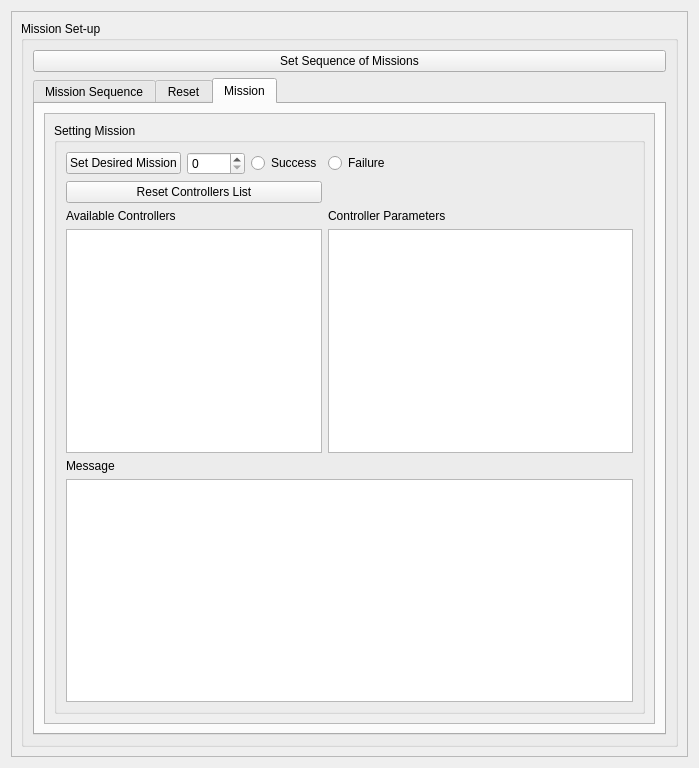
First picture: the form in gui/src/gui/choose_mission.ui, repository massimilianop/sml_under_development, before the edit.
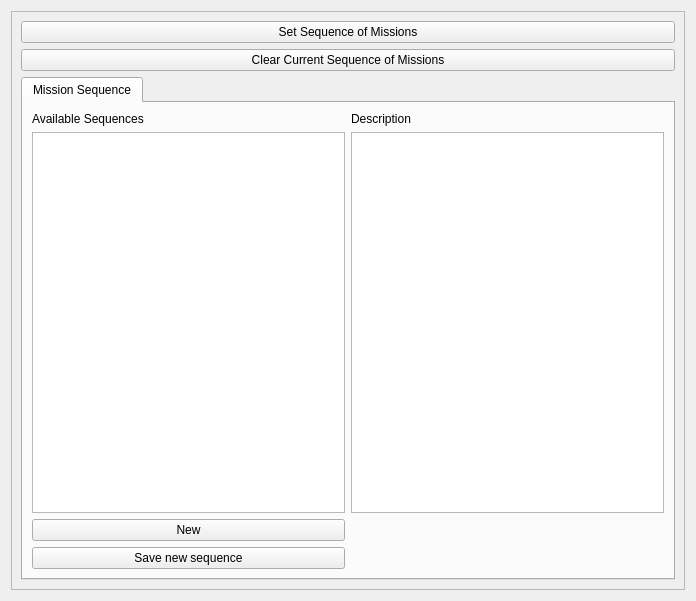
Second picture: the form after the edit.

Commit message: invoke methods on gui; make mission on gui jsonable gui

What changed in the file:
```diff
--- a/gui/src/gui/choose_mission.ui
+++ b/gui/src/gui/choose_mission.ui
@@ -6,8 +6,8 @@
    <rect>
     <x>0</x>
     <y>0</y>
-    <width>699</width>
-    <height>768</height>
+    <width>696</width>
+    <height>601</height>
    </rect>
   </property>
   <property name="windowTitle">
@@ -27,232 +27,71 @@
        <rect>
         <x>0</x>
         <y>0</y>
-        <width>679</width>
-        <height>748</height>
+        <width>676</width>
+        <height>581</height>
        </rect>
       </property>
       <layout class="QGridLayout" name="gridLayout_8">
-       <item row="0" column="0">
-        <widget class="QGroupBox" name="groupBox_7">
-         <property name="sizePolicy">
-          <sizepolicy hsizetype="Preferred" vsizetype="Ignored">
-           <horstretch>0</horstretch>
-           <verstretch>0</verstretch>
-          </sizepolicy>
-         </property>
-         <property name="title">
-          <string>Mission Set-up</string>
-         </property>
-         <layout class="QGridLayout" name="gridLayout_7">
-          <item row="0" column="0">
+       <item row="0" column="1">
            <widget class="QPushButton" name="SetSequenceMissions">
             <property name="text">
              <string>Set Sequence of Missions</string>
             </property>
            </widget>
           </item>
-          <item row="2" column="0">
+       <item row="1" column="1">
+        <widget class="QPushButton" name="pushButtonClearSequenceMissions">
+         <property name="text">
+          <string>Clear Current Sequence of Missions</string>
+         </property>
+        </widget>
+       </item>
+       <item row="2" column="1">
            <widget class="QTabWidget" name="tabWidget">
             <property name="currentIndex">
-             <number>2</number>
+          <number>0</number>
             </property>
             <widget class="QWidget" name="tab_2">
              <attribute name="title">
               <string>Mission Sequence</string>
              </attribute>
-             <layout class="QVBoxLayout" name="verticalLayout">
-              <item>
+          <layout class="QGridLayout" name="gridLayout_2">
+           <item row="0" column="0">
                <widget class="QLabel" name="label_5">
                 <property name="text">
                  <string>Available Sequences</string>
                 </property>
                </widget>
               </item>
-              <item>
-               <widget class="QListWidget" name="available_mission_sequences"/>
-              </item>
-              <item>
-               <widget class="QPushButton" name="new_sequence">
-                <property name="text">
-                 <string>New</string>
-                </property>
-               </widget>
-              </item>
-              <item>
-               <widget class="QPushButton" name="save_new_sequence">
-                <property name="text">
-                 <string>Save new sequence</string>
-                </property>
-               </widget>
-              </item>
-              <item>
+           <item row="1" column="1">
+            <widget class="QTextEdit" name="mission_sequence_description"/>
+           </item>
+           <item row="0" column="1">
                <widget class="QLabel" name="label_6">
                 <property name="text">
                  <string>Description</string>
                 </property>
                </widget>
               </item>
-              <item>
-               <widget class="QTextEdit" name="mission_sequence_description"/>
-              </item>
-             </layout>
-            </widget>
-            <widget class="QWidget" name="tab">
-             <attribute name="title">
-              <string>Reset</string>
-             </attribute>
-             <layout class="QFormLayout" name="formLayout">
               <item row="1" column="0">
-               <widget class="QPushButton" name="SetIrisNeutralValue">
-                <property name="text">
-                 <string>Set Iris Neutral Value</string>
-                </property>
-               </widget>
-              </item>
-              <item row="2" column="0">
-               <widget class="QLabel" name="label_8">
+            <widget class="QListWidget" name="available_mission_sequences"/>
+           </item>
+           <item row="5" column="0">
+            <widget class="QPushButton" name="save_new_sequence">
                 <property name="text">
-                 <string>Throttle Neutral</string>
+              <string>Save new sequence</string>
                 </property>
                </widget>
               </item>
-              <item row="3" column="0">
-               <widget class="QDoubleSpinBox" name="ThrottleNeutralValue">
-                <property name="decimals">
-                 <number>0</number>
-                </property>
-                <property name="minimum">
-                 <double>1000.000000000000000</double>
-                </property>
-                <property name="maximum">
-                 <double>1600.000000000000000</double>
-                </property>
-                <property name="singleStep">
-                 <double>10.000000000000000</double>
-                </property>
-                <property name="value">
-                 <double>1480.000000000000000</double>
-                </property>
-               </widget>
-              </item>
-              <item row="4" column="0">
-               <widget class="QPushButton" name="ResetIrisNeutralValue">
-                <property name="text">
-                 <string>Reset Iris Neutral Value</string>
-                </property>
-               </widget>
-              </item>
-              <item row="0" column="0">
-               <widget class="QLabel" name="label_4">
-                <property name="text">
-                 <string>Iris Neutral Value     </string>
-                </property>
-               </widget>
-              </item>
-              <item row="4" column="1">
-               <widget class="QSpinBox" name="TriggerInstantNeutral"/>
-              </item>
-             </layout>
-            </widget>
-            <widget class="QWidget" name="tab_3">
-             <attribute name="title">
-              <string>Mission</string>
-             </attribute>
-             <layout class="QGridLayout" name="gridLayout_5">
-              <item row="0" column="0">
-               <widget class="QScrollArea" name="scrollArea">
-                <property name="widgetResizable">
-                 <bool>true</bool>
-                </property>
-                <widget class="QWidget" name="scrollAreaWidgetContents">
-                 <property name="geometry">
-                  <rect>
-                   <x>0</x>
-                   <y>0</y>
-                   <width>611</width>
-                   <height>608</height>
-                  </rect>
-                 </property>
-                 <layout class="QGridLayout" name="gridLayout_2">
-                  <item row="0" column="0">
-                   <widget class="QGroupBox" name="groupBox_8">
-                    <property name="title">
-                     <string>Setting Mission</string>
-                    </property>
-                    <layout class="QGridLayout" name="gridLayout_3">
-                     <item row="0" column="0">
-                      <widget class="QPushButton" name="SetControllerButton">
-                       <property name="text">
-                        <string>Set Desired Mission</string>
-                       </property>
-                      </widget>
-                     </item>
-                     <item row="7" column="0">
-                      <widget class="QLabel" name="label_3">
-                       <property name="text">
-                        <string>Message</string>
-                       </property>
-                      </widget>
-                     </item>
-                     <item row="0" column="2">
-                      <widget class="QRadioButton" name="Success">
-                       <property name="text">
-                        <string>Success</string>
-                       </property>
-                      </widget>
-                     </item>
-                     <item row="8" column="0" colspan="4">
-                      <widget class="QTextEdit" name="ItemClickedMessage"/>
-                     </item>
-                     <item row="1" column="0" colspan="3">
-                      <widget class="QPushButton" name="ResetControllersList">
-                       <property name="text">
-                        <string>Reset Controllers List</string>
-                       </property>
-                      </widget>
-                     </item>
                      <item row="2" column="0">
-                      <widget class="QLabel" name="label_2">
+            <widget class="QPushButton" name="new_sequence">
                        <property name="text">
-                        <string>Available Controllers</string>
+              <string>New</string>
                        </property>
                       </widget>
                      </item>
-                     <item row="0" column="3">
-                      <widget class="QRadioButton" name="Failure">
-                       <property name="text">
-                        <string>Failure</string>
-                       </property>
-                      </widget>
-                     </item>
-                     <item row="4" column="0" colspan="3">
-                      <widget class="QListWidget" name="ListControllersWidget"/>
-                     </item>
-                     <item row="4" column="3">
-                      <widget class="QPlainTextEdit" name="ControllerMessageInput"/>
-                     </item>
-                     <item row="2" column="3">
-                      <widget class="QLabel" name="label">
-                       <property name="text">
-                        <string>Controller Parameters</string>
-                       </property>
-                      </widget>
-                     </item>
-                     <item row="0" column="1">
-                      <widget class="QSpinBox" name="TriggerInstant"/>
-                     </item>
-                    </layout>
-                   </widget>
-                  </item>
-                 </layout>
-                </widget>
-               </widget>
-              </item>
-             </layout>
-            </widget>
-           </widget>
-          </item>
-         </layout>
+          </layout>
+         </widget>
         </widget>
        </item>
       </layout>
```
Lines whose indentation alone changed are shown as unchanged. The commit also changes 12 other files.
